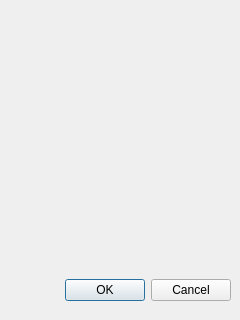
Old version of the form qCC/ui_templates/bdrPGConnDlg.ui in the repository CloudCompare/CloudCompare.
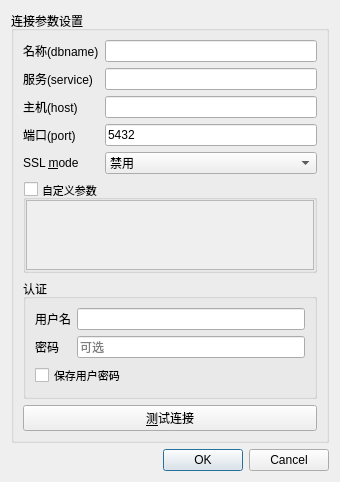
New version of the form.

Patch:
```diff
--- a/qCC/ui_templates/bdrPGConnDlg.ui
+++ b/qCC/ui_templates/bdrPGConnDlg.ui
@@ -6,29 +6,281 @@
    <rect>
     <x>0</x>
     <y>0</y>
-    <width>240</width>
-    <height>320</height>
+    <width>340</width>
+    <height>441</height>
    </rect>
   </property>
   <property name="windowTitle">
    <string>PostGIS数据库</string>
   </property>
-  <widget class="QDialogButtonBox" name="buttonBox">
-   <property name="geometry">
-    <rect>
-     <x>10</x>
-     <y>270</y>
-     <width>221</width>
-     <height>41</height>
-    </rect>
-   </property>
-   <property name="orientation">
-    <enum>Qt::Horizontal</enum>
-   </property>
-   <property name="standardButtons">
-    <set>QDialogButtonBox::Cancel|QDialogButtonBox::Ok</set>
-   </property>
-  </widget>
+  <layout class="QVBoxLayout" name="verticalLayout_2">
+   <item>
+    <widget class="QGroupBox" name="GroupBox1">
+     <property name="font">
+      <font>
+       <pointsize>9</pointsize>
+      </font>
+     </property>
+     <property name="title">
+      <string>连接参数设置</string>
+     </property>
+     <layout class="QVBoxLayout" name="verticalLayout">
+      <item>
+       <layout class="QGridLayout" name="gridLayout_2">
+        <item row="0" column="1">
+         <widget class="QLineEdit" name="dbNameLineEdit">
+          <property name="toolTip">
+           <string>Name of the new connection</string>
+          </property>
+         </widget>
+        </item>
+        <item row="1" column="1">
+         <widget class="QLineEdit" name="serviceLineEdit"/>
+        </item>
+        <item row="2" column="0">
+         <widget class="QLabel" name="TextLabel1">
+          <property name="text">
+           <string>主机(host)</string>
+          </property>
+          <property name="buddy">
+           <cstring>hostLineEdit</cstring>
+          </property>
+         </widget>
+        </item>
+        <item row="3" column="0">
+         <widget class="QLabel" name="TextLabel2_2">
+          <property name="text">
+           <string>端口(port)</string>
+          </property>
+          <property name="buddy">
+           <cstring>portLineEdit</cstring>
+          </property>
+         </widget>
+        </item>
+        <item row="2" column="1">
+         <widget class="QLineEdit" name="hostLineEdit"/>
+        </item>
+        <item row="3" column="1">
+         <widget class="QLineEdit" name="portLineEdit">
+          <property name="text">
+           <string>5432</string>
+          </property>
+         </widget>
+        </item>
+        <item row="1" column="0">
+         <widget class="QLabel" name="label">
+          <property name="text">
+           <string>服务(service)</string>
+          </property>
+          <property name="buddy">
+           <cstring>serviceLineEdit</cstring>
+          </property>
+         </widget>
+        </item>
+        <item row="0" column="0">
+         <widget class="QLabel" name="TextLabel1_2">
+          <property name="text">
+           <string>名称(dbname)</string>
+          </property>
+          <property name="buddy">
+           <cstring>dbNameLineEdit</cstring>
+          </property>
+         </widget>
+        </item>
+        <item row="4" column="0">
+         <widget class="QLabel" name="TextLabel3_3">
+          <property name="text">
+           <string>SSL &amp;mode</string>
+          </property>
+          <property name="buddy">
+           <cstring>SSLmodeCombox</cstring>
+          </property>
+         </widget>
+        </item>
+        <item row="4" column="1">
+         <widget class="QComboBox" name="SSLmodeCombox">
+          <item>
+           <property name="text">
+            <string>禁用</string>
+           </property>
+          </item>
+          <item>
+           <property name="text">
+            <string>允许</string>
+           </property>
+          </item>
+          <item>
+           <property name="text">
+            <string>有先</string>
+           </property>
+          </item>
+          <item>
+           <property name="text">
+            <string>要求</string>
+           </property>
+          </item>
+          <item>
+           <property name="text">
+            <string>verify-ca</string>
+           </property>
+          </item>
+          <item>
+           <property name="text">
+            <string>verify-full</string>
+           </property>
+          </item>
+         </widget>
+        </item>
+       </layout>
+      </item>
+      <item>
+       <widget class="QGroupBox" name="groupBox">
+        <property name="font">
+         <font>
+          <pointsize>8</pointsize>
+         </font>
+        </property>
+        <property name="title">
+         <string>自定义参数</string>
+        </property>
+        <property name="alignment">
+         <set>Qt::AlignLeading|Qt::AlignLeft|Qt::AlignVCenter</set>
+        </property>
+        <property name="flat">
+         <bool>true</bool>
+        </property>
+        <property name="checkable">
+         <bool>true</bool>
+        </property>
+        <property name="checked">
+         <bool>false</bool>
+        </property>
+        <layout class="QHBoxLayout" name="horizontalLayout">
+         <property name="spacing">
+          <number>0</number>
+         </property>
+         <property name="leftMargin">
+          <number>0</number>
+         </property>
+         <property name="topMargin">
+          <number>0</number>
+         </property>
+         <property name="rightMargin">
+          <number>0</number>
+         </property>
+         <property name="bottomMargin">
+          <number>0</number>
+         </property>
+         <item>
+          <widget class="QPlainTextEdit" name="plainTextEdit"/>
+         </item>
+        </layout>
+       </widget>
+      </item>
+      <item>
+       <widget class="QGroupBox" name="mAuthGroupBox">
+        <property name="title">
+         <string>认证</string>
+        </property>
+        <layout class="QGridLayout" name="gridLayout">
+         <item row="0" column="1">
+          <widget class="QLineEdit" name="userNameLineEdit">
+           <property name="minimumSize">
+            <size>
+             <width>80</width>
+             <height>0</height>
+            </size>
+           </property>
+          </widget>
+         </item>
+         <item row="1" column="1">
+          <widget class="QLineEdit" name="passwordLineEdit">
+           <property name="minimumSize">
+            <size>
+             <width>80</width>
+             <height>0</height>
+            </size>
+           </property>
+           <property name="echoMode">
+            <enum>QLineEdit::Password</enum>
+           </property>
+           <property name="placeholderText">
+            <string>可选</string>
+           </property>
+          </widget>
+         </item>
+         <item row="0" column="0">
+          <widget class="QLabel" name="label_2">
+           <property name="text">
+            <string>用户名</string>
+           </property>
+           <property name="buddy">
+            <cstring>userNameLineEdit</cstring>
+           </property>
+          </widget>
+         </item>
+         <item row="1" column="0">
+          <widget class="QLabel" name="label_3">
+           <property name="text">
+            <string>密码</string>
+           </property>
+           <property name="buddy">
+            <cstring>passwordLineEdit</cstring>
+           </property>
+          </widget>
+         </item>
+         <item row="2" column="0" colspan="2">
+          <widget class="QCheckBox" name="storePasswordCheckBox">
+           <property name="font">
+            <font>
+             <pointsize>8</pointsize>
+            </font>
+           </property>
+           <property name="text">
+            <string>保存用户密码</string>
+           </property>
+           <property name="checked">
+            <bool>false</bool>
+           </property>
+          </widget>
+         </item>
+        </layout>
+       </widget>
+      </item>
+      <item>
+       <widget class="QPushButton" name="testConnectToolButton">
+        <property name="text">
+         <string>&amp;测试连接</string>
+        </property>
+       </widget>
+      </item>
+      <item>
+       <spacer name="verticalSpacer">
+        <property name="orientation">
+         <enum>Qt::Vertical</enum>
+        </property>
+        <property name="sizeHint" stdset="0">
+         <size>
+          <width>20</width>
+          <height>0</height>
+         </size>
+        </property>
+       </spacer>
+      </item>
+     </layout>
+    </widget>
+   </item>
+   <item>
+    <widget class="QDialogButtonBox" name="buttonBox">
+     <property name="orientation">
+      <enum>Qt::Horizontal</enum>
+     </property>
+     <property name="standardButtons">
+      <set>QDialogButtonBox::Cancel|QDialogButtonBox::Ok</set>
+     </property>
+    </widget>
+   </item>
+  </layout>
  </widget>
  <resources/>
  <connections>
```
